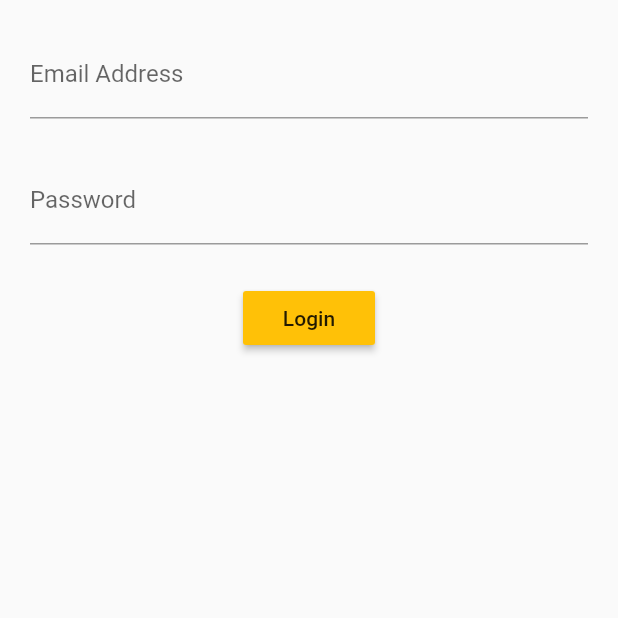
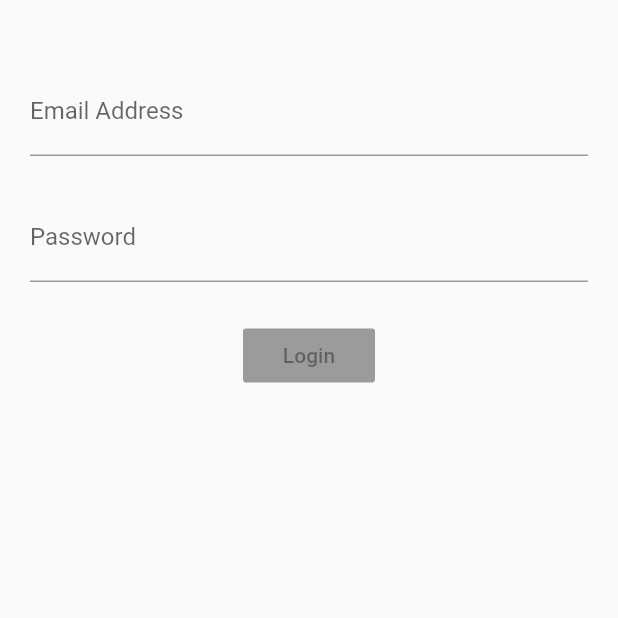
Before and after one commit to nazayer/Mobile, a Flutter app: the screen it shows after launch, on a phone screen of 412 x 824 dp, the top half of it. Run offline on Flutter 3.47's test engine with Material 2 defaults, Android fonts, the phone set to English and light mode, and no system bars; our stand-ins replace rxdart.

Commit message:
login working

```diff
--- a/TraceMe/lib/src/blocs/LoginBloc.dart
+++ b/TraceMe/lib/src/blocs/LoginBloc.dart
@@ -1,21 +1,35 @@
 import 'dart:async';
 import 'package:TraceMe/src/mixins/ValidationMixin.dart';
+import 'package:rxdart/rxdart.dart';
 
-class LoginBloc with ValidationMixin {
-  final _emailController = StreamController<String>();
-  final _passwordController = StreamController<String>();
+class LoginBloc extends Object with ValidationMixin {
+  //final _emailController = StreamController<String>.broadcast();
+  //final _passwordController = StreamController<String>.broadcast();
+
+  // behavoiur subjects can hold the last item which was passed into a stream while streamcontrollers do not
+  final _emailController = BehaviorSubject<String>();
+  final _passwordController = BehaviorSubject<String>();
 
   //add data to stream, this is a function that accepts a string
   Function(String) get changeEmail => _emailController.sink.add;
   Function(String) get changePassword => _passwordController.sink.add;
 
-  // retrieve data from stream thsi is a function that returns a stream of type string
+  // retrieve data from stream. this is a function that returns a stream of type string
   Stream<String> get emailStream =>
       _emailController.stream.transform(validateEmail);
   Stream<String> get passwordStream =>
       _passwordController.stream.transform(validatePassword);
+  Stream<bool> get submitValid =>
+      Rx.combineLatest2(emailStream, passwordStream, (e, p) => true);
 
-  despose() {
+  submit() {
+    // extraing data from behaviour subjects then we can post it to server here
+
+    final validEmail = _emailController.value;
+    final validpassword = _passwordController.value;
+  }
+
+  dispose() {
     _emailController.close();
     _passwordController.close();
   }
--- a/TraceMe/lib/src/screens/LoginScreen.dart
+++ b/TraceMe/lib/src/screens/LoginScreen.dart
@@ -11,11 +11,12 @@ class LoginScreen extends StatelessWidget {
       child: Column(
         children: [
           //Add header and logo here
+          Container(margin: EdgeInsets.only(top: 25.0)),
           emailField(loginBloc),
           Container(margin: EdgeInsets.only(top: 25.0)),
           passwordField(loginBloc),
           Container(margin: EdgeInsets.only(top: 25.0)),
-          submitButton(),
+          submitButton(loginBloc),
         ],
       ),
     );
@@ -54,11 +55,16 @@ class LoginScreen extends StatelessWidget {
         });
   }
 
-  Widget submitButton() {
-    return RaisedButton(
-      child: Text('Login'),
-      onPressed: () {},
-      color: Colors.amber,
+  Widget submitButton(LoginBloc loginBloc) {
+    return StreamBuilder(
+      stream: loginBloc.submitValid,
+      builder: (context, snapshot) {
+        return RaisedButton(
+          child: Text('Login'),
+          onPressed: snapshot.hasData ? loginBloc.submit : null,
+          color: Colors.amber,
+        );
+      },
     );
   }
 }
--- a/TraceMe/pubspec.yaml
+++ b/TraceMe/pubspec.yaml
@@ -29,6 +29,8 @@ dependencies:
   # The following adds the Cupertino Icons font to your application.
   # Use with the CupertinoIcons class for iOS style icons.
   cupertino_icons: ^0.1.3
+
+  rxdart: ^0.24.1
 
 dev_dependencies:
   flutter_test:
```
Also changed, not shown: TraceMe/pubspec.lock.
